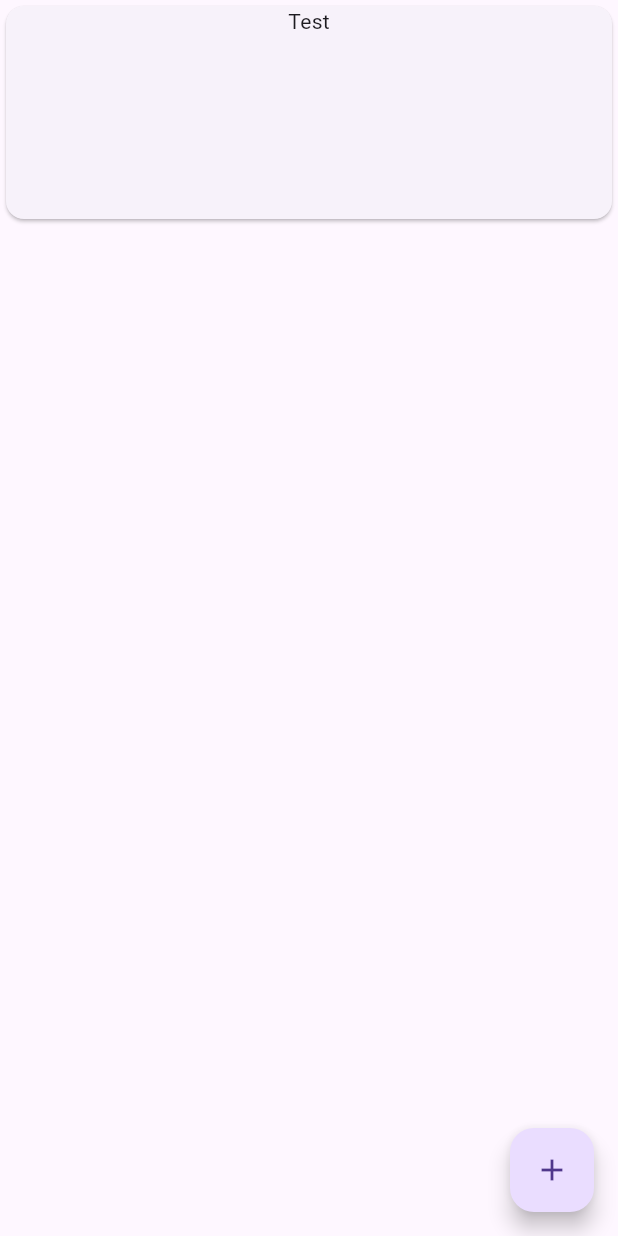
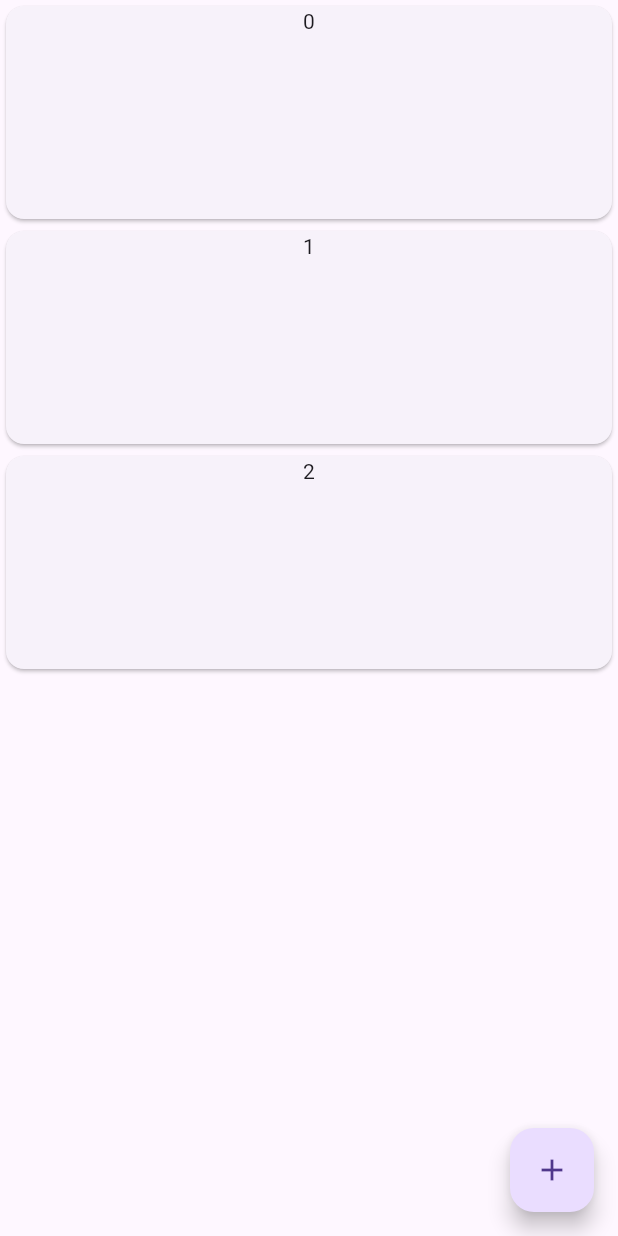
Before and after one commit to offdevs/PasswordApp, a Flutter app: the screen it shows after launch, after a tap on the "add" icon, on a phone screen of 412 x 824 dp. Run offline on Flutter 3.47's test engine with Material 3 defaults, Android fonts, the phone set to English and light mode, and no system bars.

Commit message:
storage passwords working

```diff
--- a/lib/Core/Services/StorageService/StorageService.dart
+++ b/lib/Core/Services/StorageService/StorageService.dart
@@ -1,11 +1,12 @@
 import 'dart:io';
 import 'dart:convert';
 
+import 'package:passwords_application/Core/logger/AppLogger.dart';
 import 'package:path_provider/path_provider.dart';
 
 class StorageService {
-  static late Directory? directory;
-  static late String path;
+  static Directory? directory;
+  static String? path;
   static final String archiveName = "passwords.json";
 
   static Future<void> init() async {
@@ -14,21 +15,32 @@ class StorageService {
     directory = null;
   }
 
-  static Future<File> getFile() async {
+  static Future<List<Map<String, dynamic>>> getFile() async {
     final File file = File("$path/$archiveName");
+    final exist = await file.exists();
+    AppLogger.info(exist.toString());
+    AppLogger.info(file.path);
+    AppLogger.info(File("$path/$file").toString());
+    AppLogger.info(File("$path/$archiveName").exists().toString());
     if (await file.exists()) {
-      return file;
+      final fileReaded = await file.readAsString();
+      final data = jsonDecode(fileReaded);
+      return (data as List)
+          .map((item) => item as Map<String, dynamic>)
+          .toList();
     } else {
-      throw Exception("Archive not exist or uri invalid.");
+      return [];
+      //throw Exception("Archive not exist or uri invalid.");
     }
   }
 
-  static Future<void> saveFile(Map<String, dynamic> rawData) async {
+  static Future<void> saveFile(List<Map<String, dynamic>> rawData) async {
     final File file = File("$path/$archiveName");
 
     final String data = jsonEncode(rawData);
 
     await file.writeAsString(data);
+    AppLogger.info("$path/$archiveName");
   }
 
   static Future<void> deleteFile() async {
--- /dev/null
+++ b/lib/Core/logger/AppLogger.dart
@@ -0,0 +1,30 @@
+import 'dart:developer' as developer;
+
+class AppLogger {
+  static void info(String msj) {
+    DateTime now = DateTime.now();
+    developer.log(
+      "ℹ️ $msj",
+      name: "INFO",
+      time: DateTime(now.hour, now.minute, now.second, now.millisecond),
+    );
+  }
+
+  static void warn(String msj) {
+    DateTime now = DateTime.now();
+    developer.log(
+      "⚠️ $msj",
+      name: "WARNING",
+      time: DateTime(now.hour, now.minute, now.second, now.millisecond),
+    );
+  }
+
+  static void error(String msj) {
+    DateTime now = DateTime.now();
+    developer.log(
+      "⛔ $msj",
+      name: "ERROR",
+      time: DateTime(now.hour, now.minute, now.second, now.millisecond),
+    );
+  }
+}
--- a/lib/Features/Home/Screens/Home.dart
+++ b/lib/Features/Home/Screens/Home.dart
@@ -1,5 +1,7 @@
 import 'package:flutter/material.dart';
 import 'package:passwords_application/Core/Services/GenPasswords/PasswordGenerator.dart';
+import 'package:passwords_application/Core/Services/StorageService/StorageService.dart';
+import 'package:passwords_application/Core/logger/AppLogger.dart';
 import 'package:passwords_application/Features/Home/Widgets/PasswordWidget.dart';
 
 class HomeScreen extends StatefulWidget {
@@ -10,17 +12,58 @@ class HomeScreen extends StatefulWidget {
 }
 
 class _HomeScreenState extends State<HomeScreen> {
+  List<Map<String, dynamic>>? passwords;
+
+  List<Map<String, dynamic>> createPasswords() {
+    final List<Map<String, dynamic>> gen = [];
+
+    for (int i = 0; i < 3; i++) {
+      final Map<String, dynamic> passGen = {
+        "name": "$i",
+        "value": PasswordGenerator.generate(length: 32),
+      };
+      gen.add(passGen);
+    }
+    return gen;
+  }
+
+  Future<void> getPasswords() async {
+    final List<Map<String, dynamic>> files = await StorageService.getFile();
+    AppLogger.info(files.toString());
+    setState(() {
+      passwords = files;
+    });
+  }
+
+  @override
+  void initState() {
+    getPasswords();
+    super.initState();
+  }
+
   @override
   Widget build(BuildContext context) {
     return Scaffold(
       floatingActionButton: FloatingActionButton(
-        onPressed: () {
-          print(PasswordGenerator.generate(length: 35));
+        onPressed: () async {
+          final List<Map<String, dynamic>> gen = createPasswords();
+          print(gen);
+          await StorageService.saveFile(gen);
+          setState(() {
+            passwords = gen;
+          });
         },
         child: Icon(Icons.add),
       ),
-      body: ListView(
-        children: [PasswordWidget(label: "Test", value: "FAJFJ23549__@")],
+      body: ListView.builder(
+        itemCount: passwords?.length ?? 0,
+        itemBuilder: (_, index) {
+          final password = passwords![index];
+          return PasswordWidget(
+            label: password["name"],
+            value: password["value"],
+          );
+        },
       ),
     );
   }
--- /dev/null
+++ b/lib/loader.dart
@@ -0,0 +1,33 @@
+import 'package:flutter/material.dart';
+import 'package:flutter/widgets.dart';
+import 'package:passwords_application/Core/Services/StorageService/StorageService.dart';
+import 'package:passwords_application/Features/Home/Screens/Home.dart';
+
+class LoaderScreen extends StatefulWidget {
+  const new({super.key});
+
+  @override
+  State<LoaderScreen> createState() => _LoaderScreenState();
+}
+
+class _LoaderScreenState extends State<LoaderScreen> {
+  bool loaded = false;
+
+  Future<void> init() async {
+    await StorageService.init();
+    setState(() {
+      loaded = true;
+    });
+  }
+
+  @override
+  void initState() {
+    if (!loaded) init();
+    super.initState();
+  }
+
+  @override
+  Widget build(BuildContext context) {
+    return loaded ? HomeScreen() : Center(child: CircularProgressIndicator());
+  }
+}
--- a/lib/main.dart
+++ b/lib/main.dart
@@ -1,5 +1,5 @@
 import 'package:flutter/material.dart';
-import 'package:passwords_application/Features/Home/Screens/Home.dart';
+import 'package:passwords_application/loader.dart';
 
 void main() {
   runApp(const MainApp());
@@ -10,6 +10,6 @@ class MainApp extends StatelessWidget {
 
   @override
   Widget build(BuildContext context) {
-    return const MaterialApp(home: Scaffold(body: HomeScreen()));
+    return const MaterialApp(home: Scaffold(body: LoaderScreen()));
   }
 }
```
